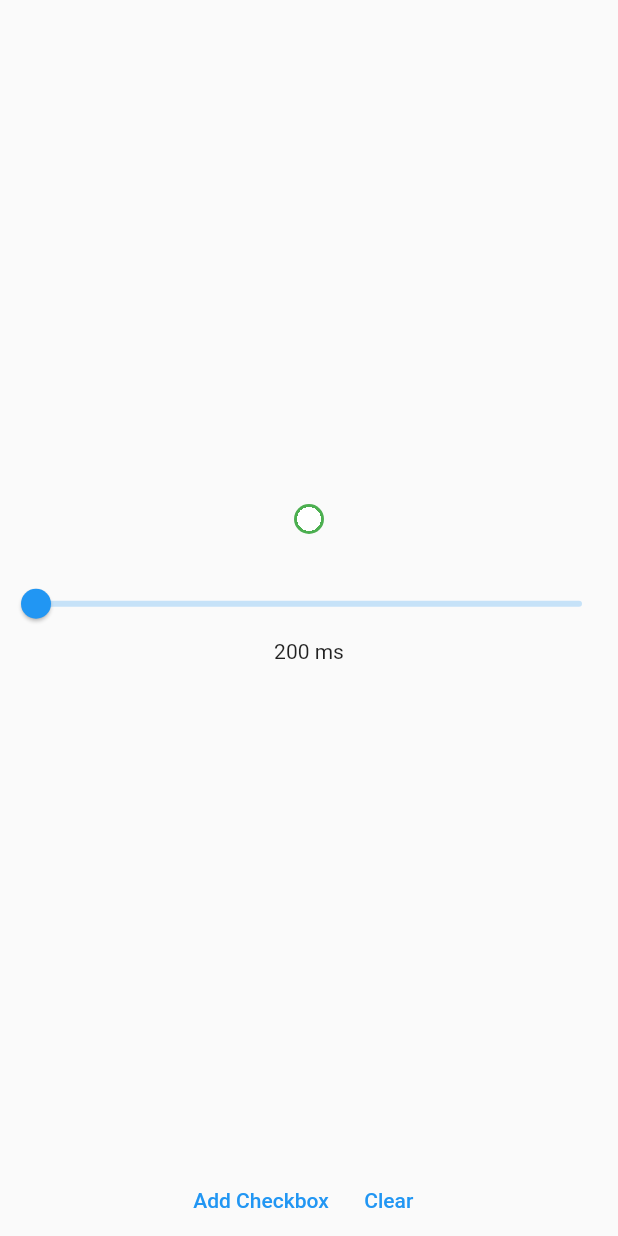
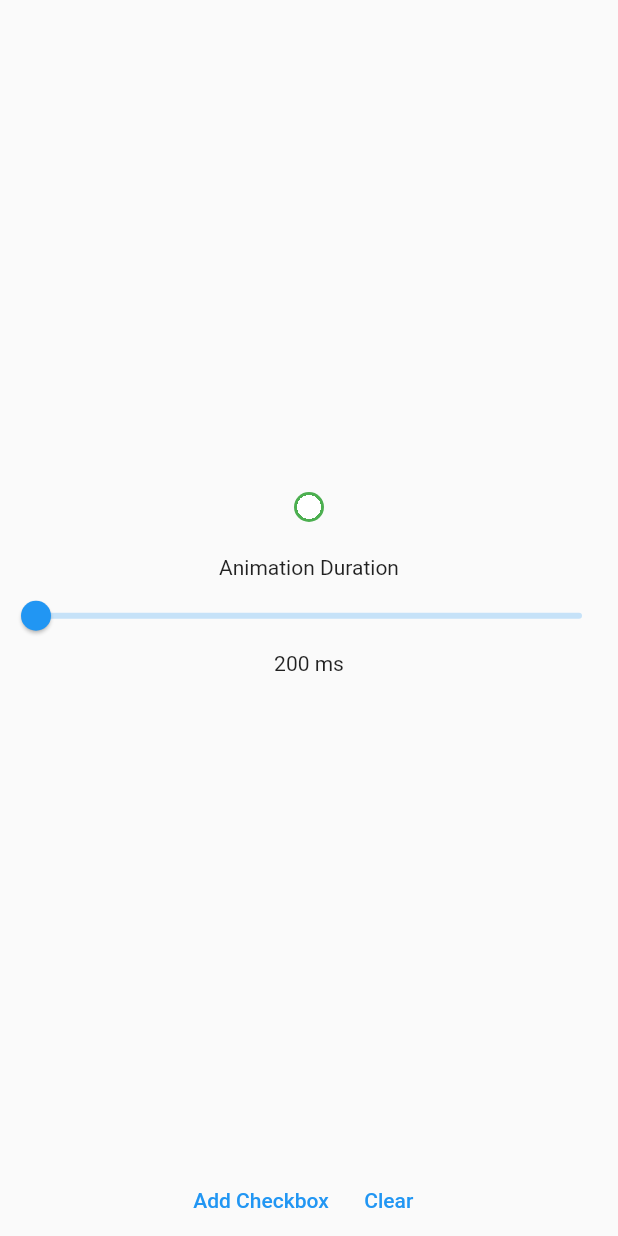
Before and after one commit to joenaine/waypo-astana, a Flutter app: the screen it shows after launch, on a phone screen of 412 x 824 dp. Run offline on Flutter 3.47's test engine with Material 2 defaults, Android fonts, the phone set to English and light mode, and no system bars.

Commit message:
added text

```diff
--- a/lib/screens/home_page.dart
+++ b/lib/screens/home_page.dart
@@ -55,6 +55,7 @@ class _HomePageState extends State<HomePage> with TickerProviderStateMixin {
                 children: singleCircleList.map((e) => e).toList(),
               ),
               const SizedBox(height: 20),
+              const Text('Animation Duration'),
               AnimatedBuilder(
                   animation: animationController,
                   builder: (_, __) {
```
